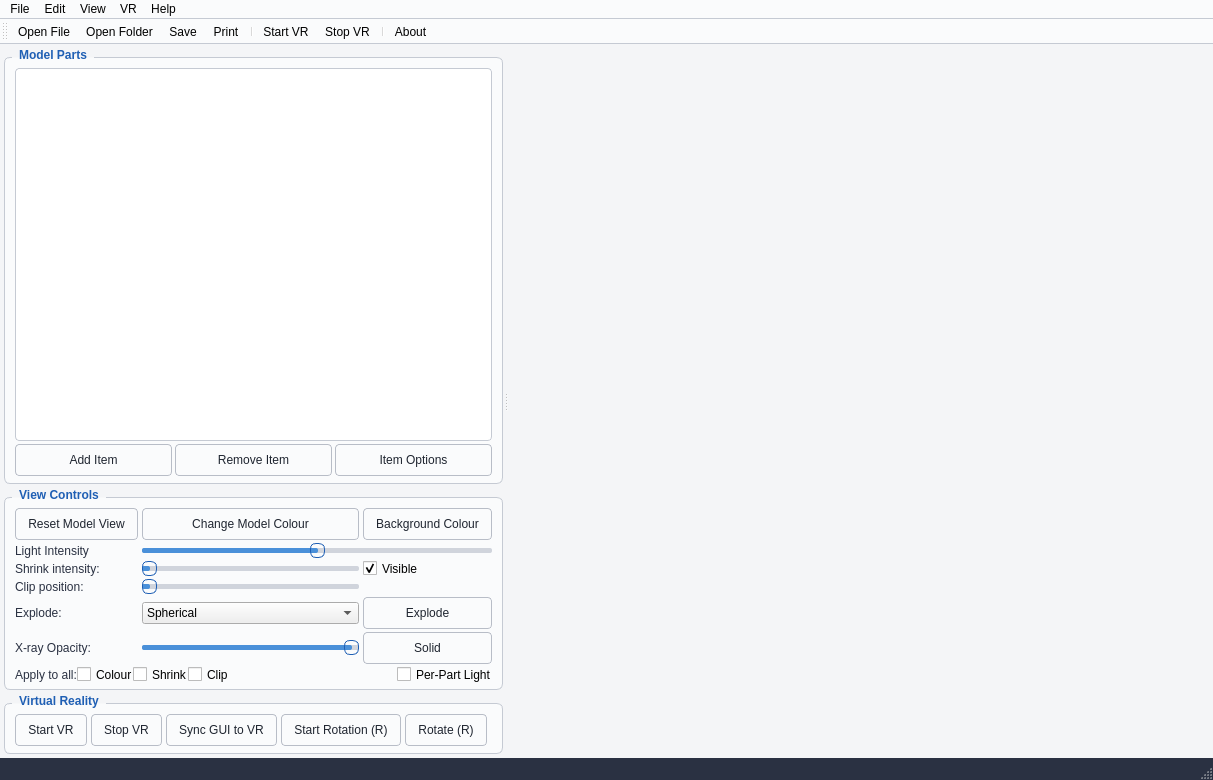
The window that week3/mainwindow.ui (tonadey/Group13_Project) describes before a commit, drawn with Qt 5.
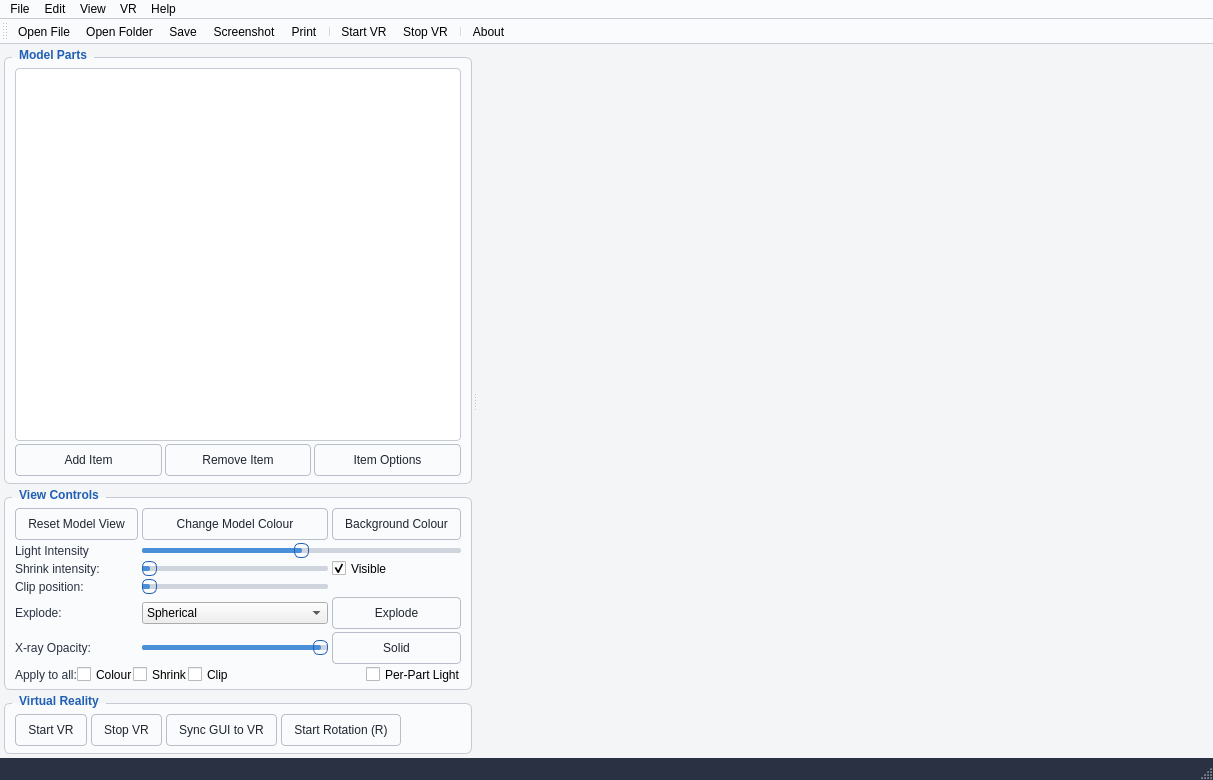
The same window after the commit. Icons and pictures are not drawn. Custom widgets are drawn as their Qt base class.

What changed in the file:
```diff
--- a/week3/mainwindow.ui
+++ b/week3/mainwindow.ui
@@ -568,19 +568,6 @@
              </property>
             </widget>
            </item>
-           <item>
-            <widget class="QPushButton" name="vrRotateButton">
-             <property name="toolTip">
-              <string>Spin the model around Y axis inside VR. Same as pressing R.</string>
-             </property>
-             <property name="text">
-              <string>Rotate (R)</string>
-             </property>
-             <property name="checkable">
-              <bool>true</bool>
-             </property>
-            </widget>
-           </item>
            <item>
             <spacer name="horizontalSpacer_vr">
              <property name="orientation">
@@ -772,6 +759,14 @@
     <string>Print the current view</string>
    </property>
   </action>
+  <action name="actionScreenshot">
+   <property name="text">
+    <string>Screenshot</string>
+   </property>
+   <property name="toolTip">
+    <string>Save the current viewport as a PNG</string>
+   </property>
+  </action>
   <action name="actionExit">
    <property name="icon">
     <iconset resource="icons.qrc">
```
